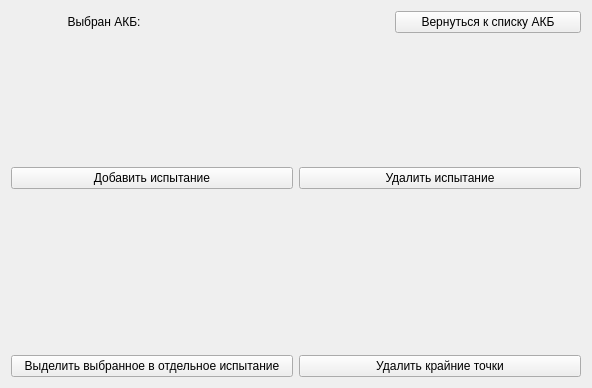
mikhailmishurinskikh/parametrizator, file ui/tests.ui: the form before one commit.
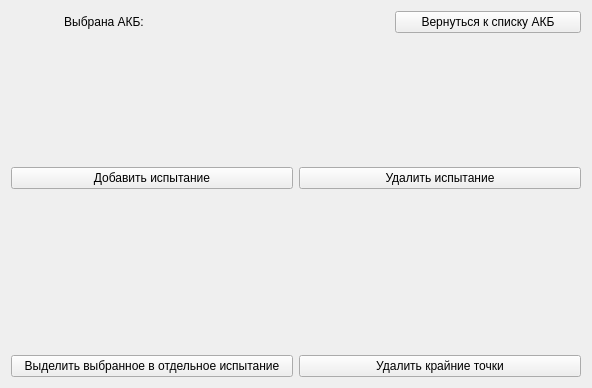
The form after the commit.

The edit to the form file:
```diff
--- a/ui/tests.ui
+++ b/ui/tests.ui
@@ -19,7 +19,7 @@
      <item>
       <widget class="QLabel" name="label_3">
        <property name="text">
-        <string>Выбран АКБ:</string>
+        <string>Выбрана АКБ:</string>
        </property>
        <property name="alignment">
         <set>Qt::AlignmentFlag::AlignCenter</set>
```
